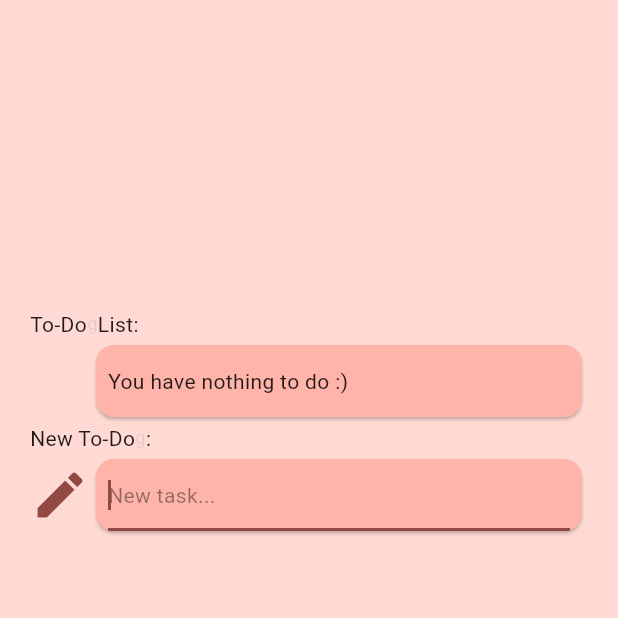
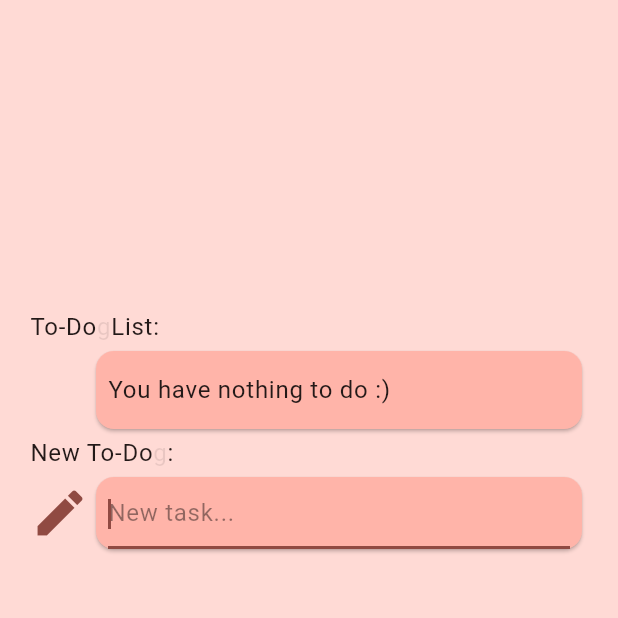
Before and after one commit to Daiius/to-dog-list, a Flutter app: the screen it shows after launch, on a phone screen of 412 x 824 dp, the top half of it. Run offline on Flutter 3.47's test engine with Material 3 defaults, Android fonts, the phone set to English and light mode, and no system bars; our stand-ins replace flutter_svg.

Commit message:
テキストサイズを少し大きく変更

```diff
--- a/flutter/lib/utils.dart
+++ b/flutter/lib/utils.dart
@@ -1,11 +1,17 @@
 import 'package:flutter/material.dart';
 
 TextStyle getHiddenTextStyle(BuildContext context) {
-  final base = Theme.of(context).textTheme.bodySmall!;
+  final base = Theme.of(context).textTheme.bodyLarge!;
   return base.copyWith(color: base.color!.withValues(alpha: 0.1));
 }
+
+TextStyle getTextStyle(BuildContext context) {
+  final base = Theme.of(context).textTheme.bodyLarge!;
+  return base;
+}
+
 TextStyle getHalfOpacityTextStyle(BuildContext context) {
-  final base = Theme.of(context).textTheme.bodyMedium!;
+  final base = Theme.of(context).textTheme.bodyLarge!;
   return base.copyWith(color: base.color!.withValues(alpha: 0.5));
 }
 
--- a/flutter/lib/widgets/current_task.dart
+++ b/flutter/lib/widgets/current_task.dart
@@ -19,16 +19,20 @@ class _CurrentTaskState extends State<CurrentTask> {
   @override
   Widget build(BuildContext context) {
     final hiddenTextStyle = getHiddenTextStyle(context);
+    final textStyle = getTextStyle(context);
     final theme = Theme.of(context);
 
     return CurrentTaskLayout(
-      todoListLabel: ToDoListLabel(hiddenTextStyle: hiddenTextStyle),
+      todoListLabel: ToDoListLabel(
+        hiddenTextStyle: hiddenTextStyle,
+        textStyle: textStyle,
+      ),
       text: Text(
         widget.currentTask.isEmpty
         ? 'You have nothing to do :)'
         : widget.currentTask,
         key: ValueKey<String>(widget.currentTask),
-        style: theme.textTheme.bodyMedium,
+        style: theme.textTheme.bodyLarge,
       ),
     );
   }
@@ -77,17 +81,20 @@ class ToDoListLabel extends StatelessWidget {
   const ToDoListLabel({
     super.key,
     required this.hiddenTextStyle,
+    required this.textStyle,
   });
 
   final TextStyle hiddenTextStyle;
+  final TextStyle textStyle;
 
   @override
   Widget build(BuildContext context) {
+    final textStyle = Theme.of(context).textTheme.bodyLarge;
     return Row(
       children: [
-        Text('To-Do'),
-        Text('g', style: hiddenTextStyle),
-        Text('List:'),
+        Text('To-Do', style: textStyle),
+        Text('g',     style: hiddenTextStyle),
+        Text('List:', style: textStyle),
       ],
     );
   }
--- a/flutter/lib/widgets/task_input.dart
+++ b/flutter/lib/widgets/task_input.dart
@@ -28,11 +28,15 @@ class _TaskInputState extends State<TaskInput> {
   @override
   Widget build(BuildContext context) {
     final hiddenTextStyle = getHiddenTextStyle(context);
+    final textStyle = getTextStyle(context);
     final halfOpacityTextStyle = getHalfOpacityTextStyle(context);
     final theme = Theme.of(context);
 
     return TaskInputLayout(
-      newToDoLabel: NewToDoLabel(hiddenTextStyle: hiddenTextStyle),
+      newToDoLabel: NewToDoLabel(
+        hiddenTextStyle: hiddenTextStyle,
+        textStyle: textStyle,
+      ),
       textField: TextField(
         focusNode: widget.focusNode,
         //enabled: widget.enabled,
@@ -56,17 +60,19 @@ class NewToDoLabel extends StatelessWidget {
   const NewToDoLabel({
     super.key,
     required this.hiddenTextStyle,
+    required this.textStyle,
   });
 
   final TextStyle hiddenTextStyle;
+  final TextStyle textStyle;
 
   @override
   Widget build(BuildContext context) {
     return Row(
       children: [
-        Text('New To-Do'),
+        Text('New To-Do', style: textStyle),
         Text('g', style: hiddenTextStyle),
-        Text(':'),
+        Text(':', style: textStyle),
       ],
     );
   }
```
